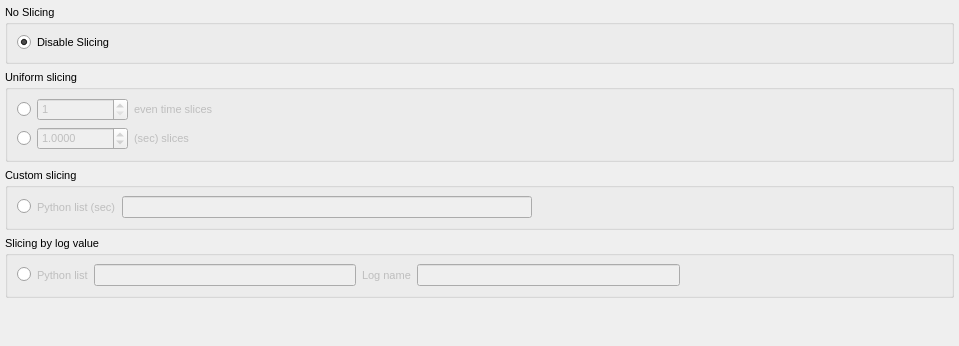
Old version of the form qt/scientific_interfaces/ISISReflectometry/GUI/Event/EventWidget.ui in the repository mantidproject/mantid.
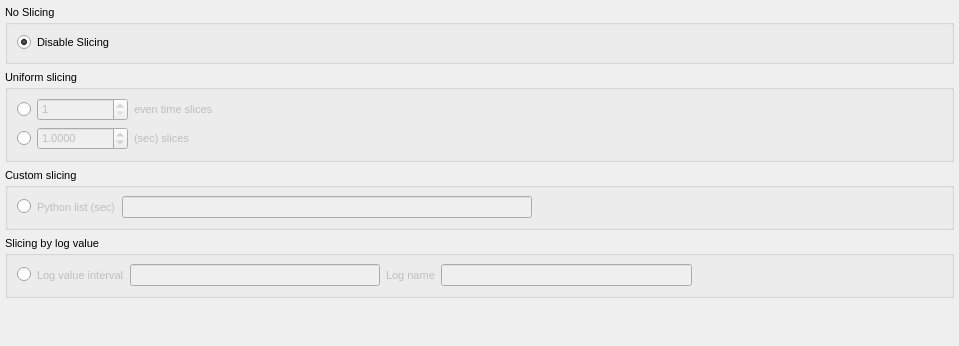
New version of the form.

Commit message:
Fix unhandled exception with slicing by log value
We don't currently support multiple log value intervals and this was throwing an exception. Rather than throwing here, just ignore the error, and improve the input widget's label, description and validation to help the user understand what to enter.

Re #26127

The edit to the form file:
```diff
--- a/qt/scientific_interfaces/ISISReflectometry/GUI/Event/EventWidget.ui
+++ b/qt/scientific_interfaces/ISISReflectometry/GUI/Event/EventWidget.ui
@@ -234,7 +234,7 @@
          <bool>false</bool>
         </property>
         <property name="text">
-         <string>Python list</string>
+         <string>Log value interval</string>
         </property>
        </widget>
       </item>
```
Left out of the diff: 2 changed lines with no effect on the pictures. The commit also changes 3 other files.
